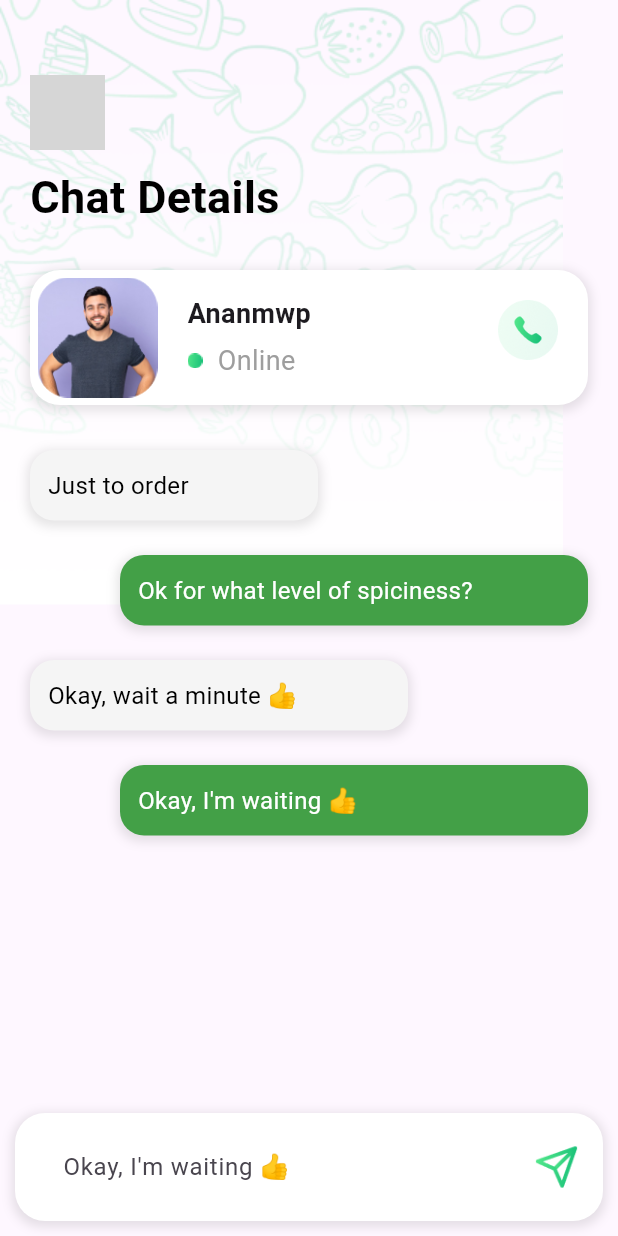
After one commit to a7medelnoor/flutter_food_ninja, a Flutter app: the ChatDetailsScreen screen opened directly, on a phone screen of 412 x 824 dp. The commit adds this screen. Run offline on Flutter 3.47's test engine with Material 2 defaults, Android fonts, the phone set to English and light mode, and no system bars; grey boxes are pictures that could not be loaded.

Commit message:
Add chat details screen

```diff
--- /dev/null
+++ b/lib/presentation/chat/chat_details_screen.dart
@@ -0,0 +1,273 @@
+  import 'package:flutter/material.dart';
+
+  class ChatDetailsScreen extends StatefulWidget {
+    const ChatDetailsScreen({super.key});
+
+    @override
+    State<ChatDetailsScreen> createState() => _ChatDetailsScreenState();
+  }
+
+  class _ChatDetailsScreenState extends State<ChatDetailsScreen> {
+    @override
+    Widget build(BuildContext context) {
+      return Scaffold(
+        body: Stack(
+          children: [
+            Container(
+              child: Image.asset("assets/images/singup_pattern.png"),
+            ),
+            Positioned(
+              child: Container(
+                height: 50,
+                width: 50,
+                margin: EdgeInsets.only(top: 50, bottom: 0, left: 20),
+                child: Image.asset("assets/images/icon_back.png"),
+              ),
+            ),
+            Padding(
+              padding: const EdgeInsets.only(top: 110, left: 20),
+              child: Align(
+                alignment: Alignment.topLeft,
+                child: Text(
+                  "Chat Details",
+                  style: TextStyle(
+                    fontSize: 30,
+                    color: Colors.black,
+                    fontWeight: FontWeight.bold,
+                  ),
+                ),
+              ),
+            ),
+            Positioned(
+              top: 180,
+              left: 20,
+              right: 20,
+              child: Container(
+                padding: EdgeInsets.only(left: 5, top: 5, bottom: 5),
+                decoration: BoxDecoration(
+                  color: Colors.white,
+                  borderRadius: BorderRadius.circular(20),
+                  boxShadow: [
+                    BoxShadow(
+                      color: Colors.black.withOpacity(0.1),
+                      spreadRadius: 2,
+                      blurRadius: 5,
+                      offset: Offset(0, 2),
+                    ),
+                  ],
+                ),
+                child: Row(
+                  children: [
+                    Image.asset(
+                      "assets/images/chat/anamwap.png",
+                      width: 80,
+                      height: 80,
+                    ),
+                    SizedBox(width: 20),
+                    Expanded(
+                      child: Column(
+                        crossAxisAlignment: CrossAxisAlignment.start,
+                        children: [
+                          Text(
+                            "Ananmwp",
+                            style: TextStyle(
+                              fontWeight: FontWeight.bold,
+                              fontSize: 18,
+                            ),
+                          ),
+                          SizedBox(height: 5),
+                          Row(
+                            children: [
+                              Image.asset(
+                                "assets/images/chat/online.png",
+                                width: 10,
+                                height: 10,
+                              ),
+                              SizedBox(width: 10,),
+                              Text(
+                                "Online",
+                                style: TextStyle(
+                                  fontWeight: FontWeight.normal,
+                                  fontSize: 18,
+                                  color: Colors.grey
+                                ),
+                              ),
+                            ],
+                          ),
+                        ],
+                      ),
+                    ),
+                    Padding(
+                      padding: EdgeInsets.only(bottom: 10, right: 20),
+                      child: Image.asset(
+                        "assets/images/chat/call_icon.png",
+                        width: 40,
+                        height: 40,
+                      ),
+                    ),
+                  ],
+                ),
+              ),
+            ),
+            SizedBox(
+              height: 20,
+            ),
+            Positioned(
+              top: 300,
+              left: 20,
+              right: 200,
+              child: Container(
+                padding: EdgeInsets.only(left: 12, top: 12, bottom: 12),
+                decoration: BoxDecoration(
+                  color: Colors.grey.shade100,
+                  borderRadius: BorderRadius.circular(16),
+                  boxShadow: [
+                    BoxShadow(
+                      color: Colors.black.withOpacity(0.1),
+                      spreadRadius: 2,
+                      blurRadius: 5,
+                      offset: Offset(0, 2),
+                    ),
+                  ],
+                ),
+                child: Row(
+                  children: [
+                   Text("Just to order", style: TextStyle(fontSize: 16, color: Colors.black),),
+                    SizedBox(width: 20),
+
+                    ]),
+              ),
+            ),
+            SizedBox(
+              height: 20,
+            ),
+            Positioned(
+              top: 370,
+              left: 80,
+              right: 20,
+              child: Container(
+                padding: EdgeInsets.only(left: 12, top: 12, bottom: 12),
+                decoration: BoxDecoration(
+                  color: Colors.green.shade600,
+                  borderRadius: BorderRadius.circular(16),
+                  boxShadow: [
+                    BoxShadow(
+                      color: Colors.black.withOpacity(0.1),
+                      spreadRadius: 2,
+                      blurRadius: 5,
+                      offset: Offset(0, 2),
+                    ),
+                  ],
+                ),
+                child: Row(
+                    children: [
+                      Text("Ok for what level of spiciness?", style: TextStyle(fontSize: 16, color: Colors.white),),
+                      SizedBox(width: 20),
+
+                    ]),
+              ),
+            ),
+            SizedBox(
+              height: 20,
+            ),
+            Positioned(
+              top: 440,
+              left: 20,
+              right:140,
+              child: Container(
+                padding: EdgeInsets.only(left: 12, top: 12, bottom: 12),
+                decoration: BoxDecoration(
+                  color: Colors.grey.shade100,
+                  borderRadius: BorderRadius.circular(16),
+                  boxShadow: [
+                    BoxShadow(
+                      color: Colors.black.withOpacity(0.1),
+                      spreadRadius: 2,
+                      blurRadius: 5,
+                      offset: Offset(0, 2),
+                    ),
+                  ],
+                ),
+                child: Row(
+                    children: [
+                      Text("Okay, wait a minute 👍", style: TextStyle(fontSize: 16, color: Colors.black),),
+                      SizedBox(width: 20),
+
+                    ]),
+              ),
+            ),
+            SizedBox(
+              height: 20,
+            ),
+            Positioned(
+              top: 510,
+              left: 80,
+              right: 20,
+              child: Container(
+                padding: EdgeInsets.only(left: 12, top: 12, bottom: 12),
+                decoration: BoxDecoration(
+                  color: Colors.green.shade600,
+                  borderRadius: BorderRadius.circular(16),
+                  boxShadow: [
+                    BoxShadow(
+                      color: Colors.black.withOpacity(0.1),
+                      spreadRadius: 2,
+                      blurRadius: 5,
+                      offset: Offset(0, 2),
+                    ),
+                  ],
+                ),
+                child: Row(
+                    children: [
+                      Text("Okay, I'm waiting 👍", style: TextStyle(fontSize: 16, color: Colors.white),),
+                      SizedBox(width: 20),
+
+                    ]),
+              ),
+            ),
+            SizedBox(
+              height: 20,
+            ),
+            Positioned(
+              bottom: 10, // Place it at the bottom
+              left: 10,
+              right: 10,
+              child: Container(
+                padding: EdgeInsets.symmetric(horizontal: 16, vertical: 8),
+                decoration: BoxDecoration(
+                    color: Colors.white,
+                    borderRadius: BorderRadius.circular(20),
+                  boxShadow: [
+                    BoxShadow(
+                      color: Colors.black.withOpacity(0.1),
+                      spreadRadius: 2,
+                      blurRadius: 5,
+                      offset: Offset(0, 2),
+                    ),
+                  ],
+                ),
+                child: Row(
+                  children: [
+                    Expanded(
+                      child: TextField(
+                        decoration: InputDecoration(
+                          hintText: "Okay, I'm waiting 👍",
+                          border: OutlineInputBorder(
+                            borderRadius: BorderRadius.circular(25.0),
+                            borderSide: BorderSide.none,
+                          ),
+                        ),
+                      ),
+                    ),
+                    SizedBox(width: 8),
+                    Image.asset("assets/images/chat/send.png", width: 30, height: 30,)
+                  ],
+                ),
+              ),
+            ),
+
+          ],
+        ),
+      );
+    }
+  }
--- a/lib/presentation/chat/chat_screen.dart
+++ b/lib/presentation/chat/chat_screen.dart
@@ -1,4 +1,5 @@
 import 'package:flutter/material.dart';
+import 'package:food_ninja/presentation/chat/chat_details_screen.dart';
 
 class ChatScreen extends StatefulWidget {
   const ChatScreen({super.key});
@@ -43,7 +44,7 @@ class _ChatScreenState extends State<ChatScreen> {
             left: 20,
             right: 20,
             child: Container(
-              padding: EdgeInsets.all(20),
+              padding: EdgeInsets.only( left: 5, top: 5, bottom: 5),
               decoration: BoxDecoration(
                 color: Colors.white,
                 borderRadius: BorderRadius.circular(20),
@@ -56,6 +57,12 @@ class _ChatScreenState extends State<ChatScreen> {
                   ),
                 ],
               ),
+              child: GestureDetector(
+                onTap: (){
+                  Navigator.of(context).push(MaterialPageRoute(
+                    builder: (context) => ChatDetailsScreen(),
+                  ));
+                },
                 child: Row(
                   children: [
                     Image.asset("assets/images/chat/anamwap.png", width: 80, height: 80,),
@@ -77,18 +84,23 @@ class _ChatScreenState extends State<ChatScreen> {
                             "Your Order Just Arrived!",
                             style: TextStyle(
                               color: Colors.grey,
+                              fontSize: 15
                             ),
                           ),
                         ],
                       ),
                     ),
-                  Text(
+                    Padding(
+                      padding: EdgeInsets.only(bottom: 20,right: 10),
+                      child: Text(
                         "20:00",
                         style: TextStyle(
                           color: Colors.grey,
                         ),
                       ),
+                    ),
                   ],
+                ),
               ),
             ),
           ),
@@ -98,7 +110,7 @@ class _ChatScreenState extends State<ChatScreen> {
             left: 20,
             right: 20,
             child: Container(
-              padding: EdgeInsets.all(20),
+              padding: EdgeInsets.only( left: 5, top: 5, bottom: 5),
               decoration: BoxDecoration(
                 color: Colors.white,
                 borderRadius: BorderRadius.circular(20),
@@ -111,6 +123,12 @@ class _ChatScreenState extends State<ChatScreen> {
                   ),
                 ],
               ),
+              child: GestureDetector(
+                onTap: (){
+                  Navigator.of(context).push(MaterialPageRoute(
+                    builder: (context) => ChatDetailsScreen(),
+                  ));
+                },
                 child: Row(
                   children: [
                     Image.asset("assets/images/chat/guy_hawkins.png", width: 80, height: 80,),
@@ -132,18 +150,23 @@ class _ChatScreenState extends State<ChatScreen> {
                             "Your Order Just Arrived!",
                             style: TextStyle(
                               color: Colors.grey,
+                              fontSize: 15
                             ),
                           ),
                         ],
                       ),
                     ),
-                  Text(
+                    Padding(
+                      padding: EdgeInsets.only(bottom: 20,right: 10),
+                      child: Text(
                         "20:00",
                         style: TextStyle(
                           color: Colors.grey,
                         ),
                       ),
+                    ),
                   ],
+                ),
               ),
             ),
           ),
@@ -153,7 +176,7 @@ class _ChatScreenState extends State<ChatScreen> {
             left: 20,
             right: 20,
             child: Container(
-              padding: EdgeInsets.all(20),
+              padding: EdgeInsets.only( left: 5, top: 5, bottom: 5),
               decoration: BoxDecoration(
                 color: Colors.white,
                 borderRadius: BorderRadius.circular(20),
@@ -166,6 +189,12 @@ class _ChatScreenState extends State<ChatScreen> {
                   ),
                 ],
               ),
+              child: GestureDetector(
+                onTap: (){
+                  Navigator.of(context).push(MaterialPageRoute(
+                    builder: (context) => ChatDetailsScreen(),
+                  ));
+                },
                 child: Row(
                   children: [
                     Image.asset("assets/images/chat/leslie.png", width: 80, height: 80,),
@@ -187,18 +216,23 @@ class _ChatScreenState extends State<ChatScreen> {
                             "Your Order Just Arrived!",
                             style: TextStyle(
                               color: Colors.grey,
+                              fontSize: 15
                             ),
                           ),
                         ],
                       ),
                     ),
-                  Text(
+                    Padding(
+                      padding: EdgeInsets.only(bottom: 20,right: 10),
+                      child: Text(
                         "20:00",
                         style: TextStyle(
                           color: Colors.grey,
                         ),
                       ),
+                    ),
                   ],
+                ),
               ),
             ),
           ),
--- a/pubspec.yaml
+++ b/pubspec.yaml
@@ -113,6 +113,9 @@ flutter:
    - assets/images/chat/anamwap.png
    - assets/images/chat/guy_hawkins.png
    - assets/images/chat/leslie.png
+   - assets/images/chat/call_icon.png
+   - assets/images/chat/online.png
+   - assets/images/chat/send.png
 
   # An image asset can refer to one or more resolution-specific "variants", see
   # https://flutter.dev/assets-and-images/#resolution-aware
```
Also changed, not shown: assets/images/chat/call_icon.png (added), assets/images/chat/online.png (added), assets/images/chat/send.png (added). Lines whose indentation alone changed are shown as unchanged.
